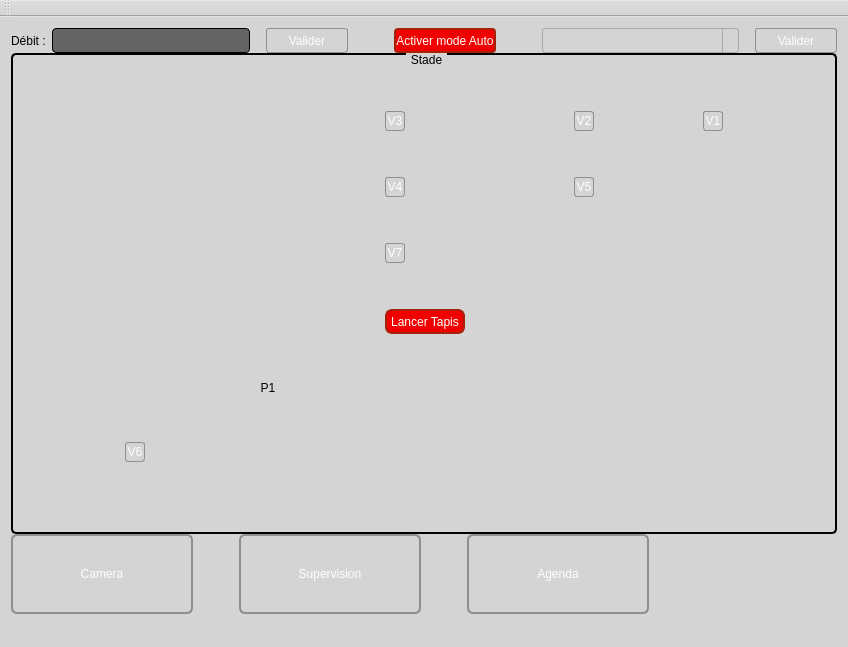
Old version of the form mainwindow.ui in the repository CalmettesT/Projet-BTS.
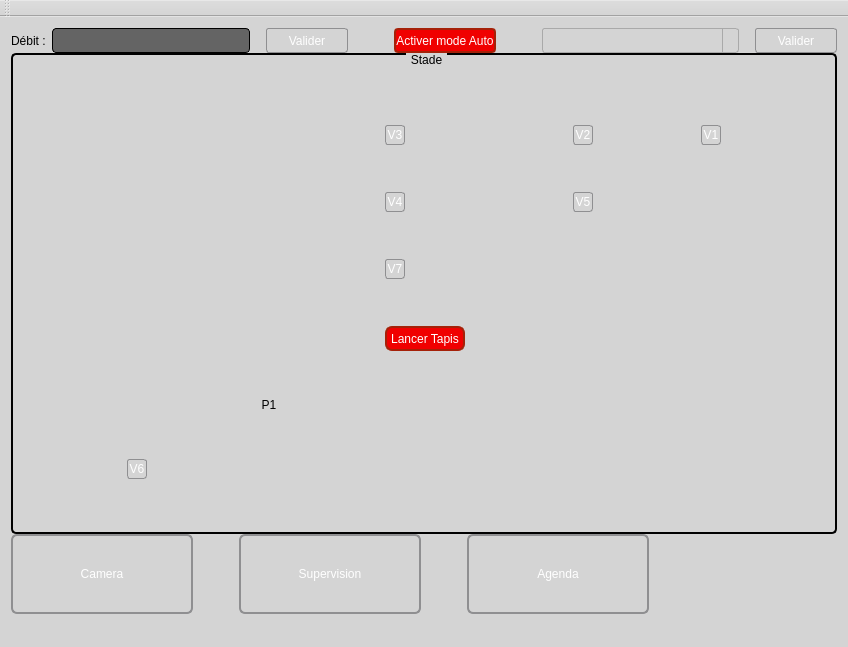
New version of the form. Icons and pictures are not drawn. Custom widgets are drawn as their Qt base class.

Patch:
```diff
--- a/mainwindow.ui
+++ b/mainwindow.ui
@@ -332,74 +332,323 @@
         <property name="alignment">
          <set>Qt::AlignJustify|Qt::AlignTop</set>
         </property>
-        <widget class="QPushButton" name="ArreterTapis">
-         <property name="geometry">
-          <rect>
-           <x>374</x>
-           <y>256</y>
-           <width>80</width>
-           <height>25</height>
-          </rect>
-         </property>
-         <property name="minimumSize">
-          <size>
-           <width>80</width>
-           <height>25</height>
-          </size>
-         </property>
-         <property name="styleSheet">
-          <string notr="true">border: 2px solid #A52109;
+        <layout class="QGridLayout" name="gridLayout">
+         <item row="0" column="2">
+          <widget class="QPushButton" name="BoutonVanne3">
+           <property name="sizePolicy">
+            <sizepolicy hsizetype="Fixed" vsizetype="Fixed">
+             <horstretch>0</horstretch>
+             <verstretch>0</verstretch>
+            </sizepolicy>
+           </property>
+           <property name="minimumSize">
+            <size>
+             <width>20</width>
+             <height>20</height>
+            </size>
+           </property>
+           <property name="styleSheet">
+            <string notr="true">QPushButton {
+	font: 75 10pt &quot;Arial&quot;;
+	color: rgb(255, 255, 255);
+         border: 1px solid #8f8f91;
+         border-radius: 3px;
+         background-color: qlineargradient(x1: 0, y1: 0, x2: 0, y2: 1,
+                                           stop: 0 #181716, stop: 1 #3D3C3A);
+
+     }
+
+     QPushButton:pressed {
+         background-color: qlineargradient(x1: 0, y1: 0, x2: 0, y2: 1,
+                                           stop: 0 #3D3C3A, stop: 1 #181716);
+     }
+
+     QPushButton:flat {
+         border: none; /* no border for a flat push button */
+     }
+
+     QPushButton:default {
+         border-color: navy; /* make the default button prominent */
+     }</string>
+           </property>
+           <property name="text">
+            <string>V3</string>
+           </property>
+          </widget>
+         </item>
+         <item row="0" column="3">
+          <widget class="QPushButton" name="BoutonVanne2">
+           <property name="sizePolicy">
+            <sizepolicy hsizetype="Fixed" vsizetype="Fixed">
+             <horstretch>0</horstretch>
+             <verstretch>0</verstretch>
+            </sizepolicy>
+           </property>
+           <property name="minimumSize">
+            <size>
+             <width>20</width>
+             <height>20</height>
+            </size>
+           </property>
+           <property name="sizeIncrement">
+            <size>
+             <width>16</width>
+             <height>16</height>
+            </size>
+           </property>
+           <property name="styleSheet">
+            <string notr="true">QPushButton {
+	font: 75 10pt &quot;Arial&quot;;
+	color: rgb(255, 255, 255);
+         border: 1px solid #8f8f91;
+         border-radius: 3px;
+         background-color: qlineargradient(x1: 0, y1: 0, x2: 0, y2: 1,
+                                           stop: 0 #181716, stop: 1 #3D3C3A);
+
+     }
+
+     QPushButton:pressed {
+         background-color: qlineargradient(x1: 0, y1: 0, x2: 0, y2: 1,
+                                           stop: 0 #3D3C3A, stop: 1 #181716);
+     }
+
+     QPushButton:flat {
+         border: none; /* no border for a flat push button */
+     }
+
+     QPushButton:default {
+         border-color: navy; /* make the default button prominent */
+     }</string>
+           </property>
+           <property name="text">
+            <string>V2</string>
+           </property>
+          </widget>
+         </item>
+         <item row="0" column="4">
+          <widget class="QPushButton" name="BoutonVanne1">
+           <property name="sizePolicy">
+            <sizepolicy hsizetype="Fixed" vsizetype="Fixed">
+             <horstretch>0</horstretch>
+             <verstretch>0</verstretch>
+            </sizepolicy>
+           </property>
+           <property name="minimumSize">
+            <size>
+             <width>20</width>
+             <height>20</height>
+            </size>
+           </property>
+           <property name="styleSheet">
+            <string notr="true">QPushButton {
+	font: 75 10pt &quot;Arial&quot;;
+	color: rgb(255, 255, 255);
+         border: 1px solid #8f8f91;
+         border-radius: 3px;
+         background-color: qlineargradient(x1: 0, y1: 0, x2: 0, y2: 1,
+                                           stop: 0 #181716, stop: 1 #3D3C3A);
+
+     }
+
+     QPushButton:pressed {
+         background-color: qlineargradient(x1: 0, y1: 0, x2: 0, y2: 1,
+                                           stop: 0 #3D3C3A, stop: 1 #181716);
+     }
+
+     QPushButton:flat {
+         border: none; /* no border for a flat push button */
+     }
+
+     QPushButton:default {
+         border-color: navy; /* make the default button prominent */
+     }</string>
+           </property>
+           <property name="text">
+            <string>V1</string>
+           </property>
+          </widget>
+         </item>
+         <item row="1" column="2">
+          <widget class="QPushButton" name="BoutonVanne4">
+           <property name="sizePolicy">
+            <sizepolicy hsizetype="Fixed" vsizetype="Fixed">
+             <horstretch>0</horstretch>
+             <verstretch>0</verstretch>
+            </sizepolicy>
+           </property>
+           <property name="minimumSize">
+            <size>
+             <width>20</width>
+             <height>20</height>
+            </size>
+           </property>
+           <property name="mouseTracking">
+            <bool>false</bool>
+           </property>
+           <property name="styleSheet">
+            <string notr="true">QPushButton {
+	font: 75 10pt &quot;Arial&quot;;
+	color: rgb(255, 255, 255);
+         border: 1px solid #8f8f91;
+         border-radius: 3px;
+         background-color: qlineargradient(x1: 0, y1: 0, x2: 0, y2: 1,
+                                           stop: 0 #181716, stop: 1 #3D3C3A);
+
+     }
+
+     QPushButton:pressed {
+         background-color: qlineargradient(x1: 0, y1: 0, x2: 0, y2: 1,
+                                           stop: 0 #3D3C3A, stop: 1 #181716);
+     }
+
+     QPushButton:flat {
+         border: none; /* no border for a flat push button */
+     }
+
+     QPushButton:default {
+         border-color: navy; /* make the default button prominent */
+     }</string>
+           </property>
+           <property name="text">
+            <string>V4</string>
+           </property>
+          </widget>
+         </item>
+         <item row="1" column="3">
+          <widget class="QPushButton" name="BoutonVanne5">
+           <property name="sizePolicy">
+            <sizepolicy hsizetype="Fixed" vsizetype="Fixed">
+             <horstretch>0</horstretch>
+             <verstretch>0</verstretch>
+            </sizepolicy>
+           </property>
+           <property name="minimumSize">
+            <size>
+             <width>20</width>
+             <height>20</height>
+            </size>
+           </property>
+           <property name="styleSheet">
+            <string notr="true">QPushButton {
+	font: 75 10pt &quot;Arial&quot;;
+	color: rgb(255, 255, 255);
+         border: 1px solid #8f8f91;
+         border-radius: 3px;
+         background-color: qlineargradient(x1: 0, y1: 0, x2: 0, y2: 1,
+                                           stop: 0 #181716, stop: 1 #3D3C3A);
+
+     }
+
+     QPushButton:pressed {
+         background-color: qlineargradient(x1: 0, y1: 0, x2: 0, y2: 1,
+                                           stop: 0 #3D3C3A, stop: 1 #181716);
+     }
+
+     QPushButton:flat {
+         border: none; /* no border for a flat push button */
+     }
+
+     QPushButton:default {
+         border-color: navy; /* make the default button prominent */
+     }</string>
+           </property>
+           <property name="text">
+            <string>V5</string>
+           </property>
+          </widget>
+         </item>
+         <item row="2" column="2">
+          <widget class="QPushButton" name="BoutonVanne7">
+           <property name="sizePolicy">
+            <sizepolicy hsizetype="Fixed" vsizetype="Fixed">
+             <horstretch>0</horstretch>
+             <verstretch>0</verstretch>
+            </sizepolicy>
+           </property>
+           <property name="minimumSize">
+            <size>
+             <width>20</width>
+             <height>20</height>
+            </size>
+           </property>
+           <property name="styleSheet">
+            <string notr="true">QPushButton {
+	font: 75 10pt &quot;Arial&quot;;
+	color: rgb(255, 255, 255);
+         border: 1px solid #8f8f91;
+         border-radius: 3px;
+         background-color: qlineargradient(x1: 0, y1: 0, x2: 0, y2: 1,
+                                           stop: 0 #181716, stop: 1 #3D3C3A);
+
+     }
+
+     QPushButton:pressed {
+         background-color: qlineargradient(x1: 0, y1: 0, x2: 0, y2: 1,
+                                           stop: 0 #3D3C3A, stop: 1 #181716);
+     }
+
+     QPushButton:flat {
+         border: none; /* no border for a flat push button */
+     }
+
+     QPushButton:default {
+         border-color: navy; /* make the default button prominent */
+     }</string>
+           </property>
+           <property name="text">
+            <string>V7</string>
+           </property>
+          </widget>
+         </item>
+         <item row="3" column="2">
+          <widget class="QPushButton" name="ArreterTapis">
+           <property name="minimumSize">
+            <size>
+             <width>80</width>
+             <height>25</height>
+            </size>
+           </property>
+           <property name="styleSheet">
+            <string notr="true">border: 2px solid #A52109;
 background-color: rgb(240, 0, 0);
 color: rgb(255, 255, 255);
 border-radius: 7px;
 font: 75 12pt &quot;Arial&quot;;</string>
-         </property>
-         <property name="text">
-          <string>Lancer Tapis</string>
-         </property>
-        </widget>
-        <widget class="QLedLabel" name="ledPompe1">
-         <property name="geometry">
-          <rect>
-           <x>243</x>
-           <y>327</y>
-           <width>22</width>
-           <height>16</height>
-          </rect>
-         </property>
-         <property name="sizePolicy">
-          <sizepolicy hsizetype="Fixed" vsizetype="Fixed">
-           <horstretch>0</horstretch>
-           <verstretch>0</verstretch>
-          </sizepolicy>
-         </property>
-         <property name="text">
-          <string>  P1</string>
-         </property>
-        </widget>
-        <widget class="QPushButton" name="BoutonVanne3">
-         <property name="geometry">
-          <rect>
-           <x>374</x>
-           <y>58</y>
-           <width>20</width>
-           <height>20</height>
-          </rect>
-         </property>
-         <property name="sizePolicy">
-          <sizepolicy hsizetype="Fixed" vsizetype="Fixed">
-           <horstretch>0</horstretch>
-           <verstretch>0</verstretch>
-          </sizepolicy>
-         </property>
-         <property name="minimumSize">
-          <size>
-           <width>20</width>
-           <height>20</height>
-          </size>
-         </property>
-         <property name="styleSheet">
-          <string notr="true">QPushButton {
+           </property>
+           <property name="text">
+            <string>Lancer Tapis</string>
+           </property>
+          </widget>
+         </item>
+         <item row="4" column="1">
+          <widget class="QLedLabel" name="ledPompe1">
+           <property name="sizePolicy">
+            <sizepolicy hsizetype="Fixed" vsizetype="Fixed">
+             <horstretch>0</horstretch>
+             <verstretch>0</verstretch>
+            </sizepolicy>
+           </property>
+           <property name="text">
+            <string>  P1</string>
+           </property>
+          </widget>
+         </item>
+         <item row="5" column="0">
+          <widget class="QPushButton" name="BoutonVanne6">
+           <property name="sizePolicy">
+            <sizepolicy hsizetype="Fixed" vsizetype="Fixed">
+             <horstretch>0</horstretch>
+             <verstretch>0</verstretch>
+            </sizepolicy>
+           </property>
+           <property name="minimumSize">
+            <size>
+             <width>20</width>
+             <height>20</height>
+            </size>
+           </property>
+           <property name="styleSheet">
+            <string notr="true">QPushButton {
 	font: 75 10pt &quot;Arial&quot;;
 	color: rgb(255, 255, 255);
          border: 1px solid #8f8f91;
@@ -421,314 +670,13 @@
      QPushButton:default {
          border-color: navy; /* make the default button prominent */
      }</string>
-         </property>
-         <property name="text">
-          <string>V3</string>
-         </property>
-        </widget>
-        <widget class="QPushButton" name="BoutonVanne5">
-         <property name="geometry">
-          <rect>
-           <x>563</x>
-           <y>124</y>
-           <width>20</width>
-           <height>20</height>
-          </rect>
-         </property>
-         <property name="sizePolicy">
-          <sizepolicy hsizetype="Fixed" vsizetype="Fixed">
-           <horstretch>0</horstretch>
-           <verstretch>0</verstretch>
-          </sizepolicy>
-         </property>
-         <property name="minimumSize">
-          <size>
-           <width>20</width>
-           <height>20</height>
-          </size>
-         </property>
-         <property name="styleSheet">
-          <string notr="true">QPushButton {
-	font: 75 10pt &quot;Arial&quot;;
-	color: rgb(255, 255, 255);
-         border: 1px solid #8f8f91;
-         border-radius: 3px;
-         background-color: qlineargradient(x1: 0, y1: 0, x2: 0, y2: 1,
-                                           stop: 0 #181716, stop: 1 #3D3C3A);
-
-     }
-
-     QPushButton:pressed {
-         background-color: qlineargradient(x1: 0, y1: 0, x2: 0, y2: 1,
-                                           stop: 0 #3D3C3A, stop: 1 #181716);
-     }
-
-     QPushButton:flat {
-         border: none; /* no border for a flat push button */
-     }
-
-     QPushButton:default {
-         border-color: navy; /* make the default button prominent */
-     }</string>
-         </property>
-         <property name="text">
-          <string>V5</string>
-         </property>
-        </widget>
-        <widget class="QPushButton" name="BoutonVanne4">
-         <property name="geometry">
-          <rect>
-           <x>374</x>
-           <y>124</y>
-           <width>20</width>
-           <height>20</height>
-          </rect>
-         </property>
-         <property name="sizePolicy">
-          <sizepolicy hsizetype="Fixed" vsizetype="Fixed">
-           <horstretch>0</horstretch>
-           <verstretch>0</verstretch>
-          </sizepolicy>
-         </property>
-         <property name="minimumSize">
-          <size>
-           <width>20</width>
-           <height>20</height>
-          </size>
-         </property>
-         <property name="mouseTracking">
-          <bool>false</bool>
-         </property>
-         <property name="styleSheet">
-          <string notr="true">QPushButton {
-	font: 75 10pt &quot;Arial&quot;;
-	color: rgb(255, 255, 255);
-         border: 1px solid #8f8f91;
-         border-radius: 3px;
-         background-color: qlineargradient(x1: 0, y1: 0, x2: 0, y2: 1,
-                                           stop: 0 #181716, stop: 1 #3D3C3A);
-
-     }
-
-     QPushButton:pressed {
-         background-color: qlineargradient(x1: 0, y1: 0, x2: 0, y2: 1,
-                                           stop: 0 #3D3C3A, stop: 1 #181716);
-     }
-
-     QPushButton:flat {
-         border: none; /* no border for a flat push button */
-     }
-
-     QPushButton:default {
-         border-color: navy; /* make the default button prominent */
-     }</string>
-         </property>
-         <property name="text">
-          <string>V4</string>
-         </property>
-        </widget>
-        <widget class="QPushButton" name="BoutonVanne7">
-         <property name="geometry">
-          <rect>
-           <x>374</x>
-           <y>190</y>
-           <width>20</width>
-           <height>20</height>
-          </rect>
-         </property>
-         <property name="sizePolicy">
-          <sizepolicy hsizetype="Fixed" vsizetype="Fixed">
-           <horstretch>0</horstretch>
-           <verstretch>0</verstretch>
-          </sizepolicy>
-         </property>
-         <property name="minimumSize">
-          <size>
-           <width>20</width>
-           <height>20</height>
-          </size>
-         </property>
-         <property name="styleSheet">
-          <string notr="true">QPushButton {
-	font: 75 10pt &quot;Arial&quot;;
-	color: rgb(255, 255, 255);
-         border: 1px solid #8f8f91;
-         border-radius: 3px;
-         background-color: qlineargradient(x1: 0, y1: 0, x2: 0, y2: 1,
-                                           stop: 0 #181716, stop: 1 #3D3C3A);
-
-     }
-
-     QPushButton:pressed {
-         background-color: qlineargradient(x1: 0, y1: 0, x2: 0, y2: 1,
-                                           stop: 0 #3D3C3A, stop: 1 #181716);
-     }
-
-     QPushButton:flat {
-         border: none; /* no border for a flat push button */
-     }
-
-     QPushButton:default {
-         border-color: navy; /* make the default button prominent */
-     }</string>
-         </property>
-         <property name="text">
-          <string>V7</string>
-         </property>
-        </widget>
-        <widget class="QPushButton" name="BoutonVanne2">
-         <property name="geometry">
-          <rect>
-           <x>563</x>
-           <y>58</y>
-           <width>20</width>
-           <height>20</height>
-          </rect>
-         </property>
-         <property name="sizePolicy">
-          <sizepolicy hsizetype="Fixed" vsizetype="Fixed">
-           <horstretch>0</horstretch>
-           <verstretch>0</verstretch>
-          </sizepolicy>
-         </property>
-         <property name="minimumSize">
-          <size>
-           <width>20</width>
-           <height>20</height>
-          </size>
-         </property>
-         <property name="sizeIncrement">
-          <size>
-           <width>16</width>
-           <height>16</height>
-          </size>
-         </property>
-         <property name="styleSheet">
-          <string notr="true">QPushButton {
-	font: 75 10pt &quot;Arial&quot;;
-	color: rgb(255, 255, 255);
-         border: 1px solid #8f8f91;
-         border-radius: 3px;
-         background-color: qlineargradient(x1: 0, y1: 0, x2: 0, y2: 1,
-                                           stop: 0 #181716, stop: 1 #3D3C3A);
-
-     }
-
-     QPushButton:pressed {
-         background-color: qlineargradient(x1: 0, y1: 0, x2: 0, y2: 1,
-                                           stop: 0 #3D3C3A, stop: 1 #181716);
-     }
-
-     QPushButton:flat {
-         border: none; /* no border for a flat push button */
-     }
-
-     QPushButton:default {
-         border-color: navy; /* make the default button prominent */
-     }</string>
-         </property>
-         <property name="text">
-          <string>V2</string>
-         </property>
-        </widget>
-        <widget class="QPushButton" name="BoutonVanne1">
-         <property name="geometry">
-          <rect>
-           <x>692</x>
-           <y>58</y>
-           <width>20</width>
-           <height>20</height>
-          </rect>
-         </property>
-         <property name="sizePolicy">
-          <sizepolicy hsizetype="Fixed" vsizetype="Fixed">
-           <horstretch>0</horstretch>
-           <verstretch>0</verstretch>
-          </sizepolicy>
-         </property>
-         <property name="minimumSize">
-          <size>
-           <width>20</width>
-           <height>20</height>
-          </size>
-         </property>
-         <property name="styleSheet">
-          <string notr="true">QPushButton {
-	font: 75 10pt &quot;Arial&quot;;
-	color: rgb(255, 255, 255);
-         border: 1px solid #8f8f91;
-         border-radius: 3px;
-         background-color: qlineargradient(x1: 0, y1: 0, x2: 0, y2: 1,
-                                           stop: 0 #181716, stop: 1 #3D3C3A);
-
-     }
-
-     QPushButton:pressed {
-         background-color: qlineargradient(x1: 0, y1: 0, x2: 0, y2: 1,
-                                           stop: 0 #3D3C3A, stop: 1 #181716);
-     }
-
-     QPushButton:flat {
-         border: none; /* no border for a flat push button */
-     }
-
-     QPushButton:default {
-         border-color: navy; /* make the default button prominent */
-     }</string>
-         </property>
-         <property name="text">
-          <string>V1</string>
-         </property>
-        </widget>
-        <widget class="QPushButton" name="BoutonVanne6">
-         <property name="geometry">
-          <rect>
-           <x>114</x>
-           <y>389</y>
-           <width>20</width>
-           <height>20</height>
-          </rect>
-         </property>
-         <property name="sizePolicy">
-          <sizepolicy hsizetype="Fixed" vsizetype="Fixed">
-           <horstretch>0</horstretch>
-           <verstretch>0</verstretch>
-          </sizepolicy>
-         </property>
-         <property name="minimumSize">
-          <size>
-           <width>20</width>
-           <height>20</height>
-          </size>
-         </property>
-         <property name="styleSheet">
-          <string notr="true">QPushButton {
-	font: 75 10pt &quot;Arial&quot;;
-	color: rgb(255, 255, 255);
-         border: 1px solid #8f8f91;
-         border-radius: 3px;
-         background-color: qlineargradient(x1: 0, y1: 0, x2: 0, y2: 1,
-                                           stop: 0 #181716, stop: 1 #3D3C3A);
-
-     }
-
-     QPushButton:pressed {
-         background-color: qlineargradient(x1: 0, y1: 0, x2: 0, y2: 1,
-                                           stop: 0 #3D3C3A, stop: 1 #181716);
-     }
-
-     QPushButton:flat {
-         border: none; /* no border for a flat push button */
-     }
-
-     QPushButton:default {
-         border-color: navy; /* make the default button prominent */
-     }</string>
-         </property>
-         <property name="text">
-          <string>V6</string>
-         </property>
-        </widget>
+           </property>
+           <property name="text">
+            <string>V6</string>
+           </property>
+          </widget>
+         </item>
+        </layout>
        </widget>
       </item>
       <item>
```
